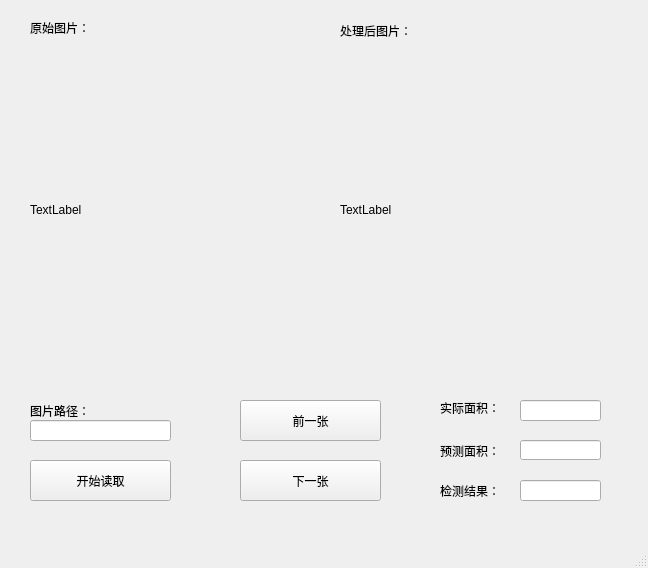
Before: the Qt Designer form client/client.ui in zauhoo/liuhai-detect, drawn with Qt 5.
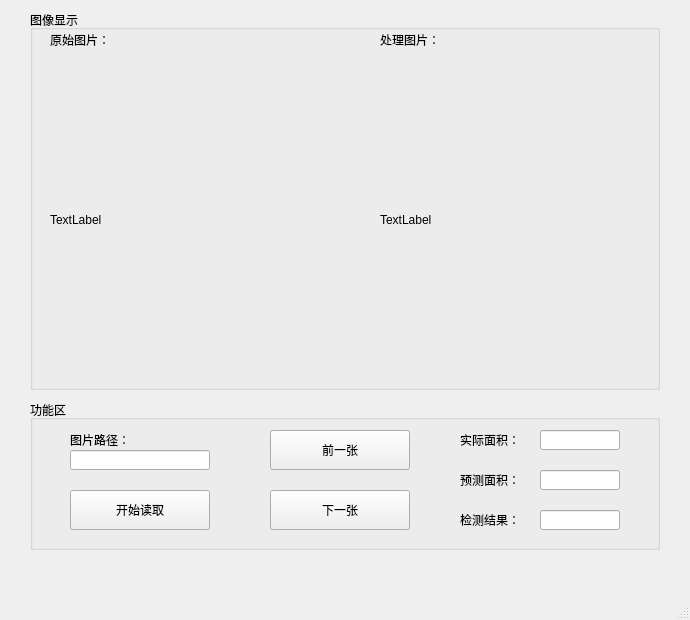
After: the same form once the commit is applied.

```diff
--- a/client/client.ui
+++ b/client/client.ui
@@ -6,18 +6,43 @@
    <rect>
     <x>0</x>
     <y>0</y>
-    <width>648</width>
-    <height>568</height>
+    <width>690</width>
+    <height>620</height>
    </rect>
   </property>
   <property name="windowTitle">
    <string>MainWindow</string>
   </property>
   <widget class="QWidget" name="centralwidget">
+   <widget class="QGroupBox" name="groupBox">
+    <property name="geometry">
+     <rect>
+      <x>30</x>
+      <y>10</y>
+      <width>630</width>
+      <height>380</height>
+     </rect>
+    </property>
+    <property name="title">
+     <string>图像显示</string>
+    </property>
+    <widget class="QLabel" name="label_5">
+     <property name="geometry">
+      <rect>
+       <x>20</x>
+       <y>20</y>
+       <width>80</width>
+       <height>20</height>
+      </rect>
+     </property>
+     <property name="text">
+      <string>原始图片：</string>
+     </property>
+    </widget>
    <widget class="QLabel" name="l_imgPrimary">
     <property name="geometry">
      <rect>
-      <x>30</x>
+       <x>20</x>
       <y>50</y>
       <width>260</width>
       <height>320</height>
@@ -27,10 +52,23 @@
      <string>TextLabel</string>
     </property>
    </widget>
+    <widget class="QLabel" name="label_6">
+     <property name="geometry">
+      <rect>
+       <x>350</x>
+       <y>20</y>
+       <width>80</width>
+       <height>20</height>
+      </rect>
+     </property>
+     <property name="text">
+      <string>处理图片：</string>
+     </property>
+    </widget>
    <widget class="QLabel" name="l_imgProcess">
     <property name="geometry">
      <rect>
-      <x>340</x>
+       <x>350</x>
       <y>50</y>
       <width>260</width>
       <height>320</height>
@@ -40,23 +78,36 @@
      <string>TextLabel</string>
     </property>
    </widget>
-   <widget class="QLineEdit" name="e_areaPredict">
+   </widget>
+   <widget class="QGroupBox" name="groupBox_2">
     <property name="geometry">
      <rect>
-      <x>520</x>
-      <y>440</y>
-      <width>81</width>
+      <x>30</x>
+      <y>400</y>
+      <width>630</width>
+      <height>150</height>
+     </rect>
+    </property>
+    <property name="title">
+     <string>功能区</string>
+    </property>
+    <widget class="QLineEdit" name="e_imgPath">
+     <property name="geometry">
+      <rect>
+       <x>40</x>
+       <y>50</y>
+       <width>140</width>
       <height>20</height>
      </rect>
     </property>
    </widget>
-   <widget class="QLabel" name="label">
+    <widget class="QLabel" name="label_4">
     <property name="geometry">
      <rect>
-      <x>440</x>
-      <y>440</y>
-      <width>71</width>
-      <height>21</height>
+       <x>40</x>
+       <y>30</y>
+       <width>80</width>
+       <height>20</height>
      </rect>
     </property>
     <property name="minimumSize">
@@ -66,16 +117,68 @@
      </size>
     </property>
     <property name="text">
-     <string>预测面积：</string>
+      <string>图片路径：</string>
+     </property>
+    </widget>
+    <widget class="QPushButton" name="b_readImg">
+     <property name="geometry">
+      <rect>
+       <x>40</x>
+       <y>90</y>
+       <width>140</width>
+       <height>40</height>
+      </rect>
+     </property>
+     <property name="text">
+      <string>开始读取</string>
+     </property>
+    </widget>
+    <widget class="QPushButton" name="b_prevImg">
+     <property name="geometry">
+      <rect>
+       <x>240</x>
+       <y>30</y>
+       <width>140</width>
+       <height>40</height>
+      </rect>
+     </property>
+     <property name="text">
+      <string>前一张</string>
+     </property>
+    </widget>
+    <widget class="QPushButton" name="b_nextImg">
+     <property name="geometry">
+      <rect>
+       <x>240</x>
+       <y>90</y>
+       <width>140</width>
+       <height>40</height>
+      </rect>
+     </property>
+     <property name="text">
+      <string>下一张</string>
+     </property>
+    </widget>
+    <widget class="QLineEdit" name="e_valueDetect">
+     <property name="geometry">
+      <rect>
+       <x>510</x>
+       <y>110</y>
+       <width>80</width>
+       <height>20</height>
+      </rect>
+     </property>
+     <property name="readOnly">
+      <bool>true</bool>
     </property>
    </widget>
    <widget class="QLabel" name="label_2">
     <property name="geometry">
      <rect>
-      <x>440</x>
-      <y>400</y>
-      <width>71</width>
-      <height>16</height>
+       <x>430</x>
+       <y>30</y>
+       <width>70</width>
+       <height>20</height>
      </rect>
     </property>
     <property name="text">
@@ -85,135 +188,61 @@
    <widget class="QLineEdit" name="e_areaDetect">
     <property name="geometry">
      <rect>
-      <x>520</x>
-      <y>400</y>
-      <width>81</width>
-      <height>21</height>
+       <x>510</x>
+       <y>30</y>
+       <width>80</width>
+       <height>20</height>
      </rect>
     </property>
     <property name="readOnly">
      <bool>true</bool>
     </property>
    </widget>
-   <widget class="QPushButton" name="b_readImg">
+    <widget class="QLabel" name="label">
     <property name="geometry">
      <rect>
-      <x>30</x>
-      <y>460</y>
-      <width>141</width>
-      <height>41</height>
-     </rect>
-    </property>
+       <x>430</x>
+       <y>70</y>
+       <width>70</width>
+       <height>20</height>
+      </rect>
+     </property>
+     <property name="minimumSize">
+      <size>
+       <width>0</width>
+       <height>0</height>
+      </size>
+     </property>
     <property name="text">
-     <string>开始读取</string>
+      <string>预测面积：</string>
+     </property>
+    </widget>
+    <widget class="QLineEdit" name="e_areaPredict">
+     <property name="geometry">
+      <rect>
+       <x>510</x>
+       <y>70</y>
+       <width>80</width>
+       <height>20</height>
+      </rect>
+     </property>
+     <property name="readOnly">
+      <bool>true</bool>
     </property>
    </widget>
    <widget class="QLabel" name="label_3">
     <property name="geometry">
      <rect>
-      <x>440</x>
-      <y>480</y>
-      <width>71</width>
-      <height>21</height>
+       <x>430</x>
+       <y>110</y>
+       <width>70</width>
+       <height>20</height>
      </rect>
     </property>
     <property name="text">
      <string>检测结果：</string>
     </property>
    </widget>
-   <widget class="QLineEdit" name="e_valueDetect">
-    <property name="geometry">
-     <rect>
-      <x>520</x>
-      <y>480</y>
-      <width>81</width>
-      <height>21</height>
-     </rect>
-    </property>
-    <property name="readOnly">
-     <bool>true</bool>
-    </property>
-   </widget>
-   <widget class="QLabel" name="label_4">
-    <property name="geometry">
-     <rect>
-      <x>30</x>
-      <y>400</y>
-      <width>75</width>
-      <height>21</height>
-     </rect>
-    </property>
-    <property name="minimumSize">
-     <size>
-      <width>0</width>
-      <height>0</height>
-     </size>
-    </property>
-    <property name="text">
-     <string>图片路径：</string>
-    </property>
-   </widget>
-   <widget class="QLineEdit" name="e_imgPath">
-    <property name="geometry">
-     <rect>
-      <x>30</x>
-      <y>420</y>
-      <width>141</width>
-      <height>21</height>
-     </rect>
-    </property>
-   </widget>
-   <widget class="QPushButton" name="b_nextImg">
-    <property name="geometry">
-     <rect>
-      <x>240</x>
-      <y>460</y>
-      <width>141</width>
-      <height>41</height>
-     </rect>
-    </property>
-    <property name="text">
-     <string>下一张</string>
-    </property>
-   </widget>
-   <widget class="QLabel" name="label_5">
-    <property name="geometry">
-     <rect>
-      <x>30</x>
-      <y>20</y>
-      <width>71</width>
-      <height>16</height>
-     </rect>
-    </property>
-    <property name="text">
-     <string>原始图片：</string>
-    </property>
-   </widget>
-   <widget class="QLabel" name="label_6">
-    <property name="geometry">
-     <rect>
-      <x>340</x>
-      <y>20</y>
-      <width>81</width>
-      <height>21</height>
-     </rect>
-    </property>
-    <property name="text">
-     <string>处理后图片：</string>
-    </property>
-   </widget>
-   <widget class="QPushButton" name="b_prevImg">
-    <property name="geometry">
-     <rect>
-      <x>240</x>
-      <y>400</y>
-      <width>141</width>
-      <height>41</height>
-     </rect>
-    </property>
-    <property name="text">
-     <string>前一张</string>
-    </property>
    </widget>
   </widget>
   <widget class="QMenuBar" name="menubar">
```
Left out of the diff: 2 changed lines with no effect on the pictures. Lines whose indentation alone changed are shown as unchanged.
